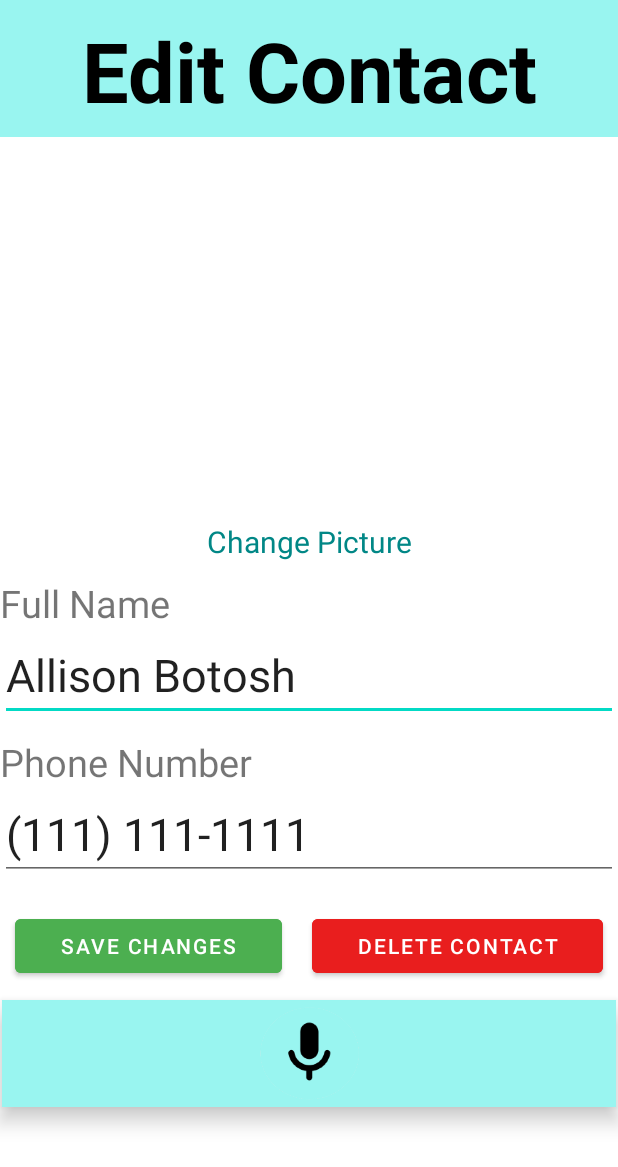
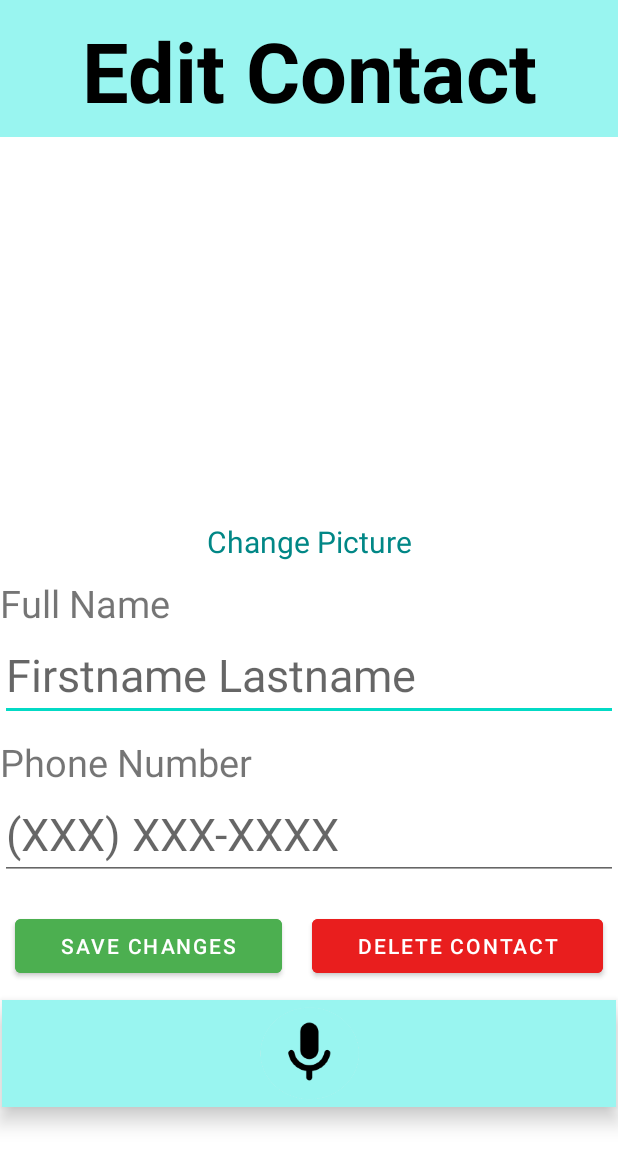
Before and after one commit to AssistGo/assist-go-android, an Android app: the contactCardActivity screen opened directly, with no data from a screen before it, after a tap on "EDIT CONTACT", on a phone screen of 412 x 824 dp. Shown: the top 1167 px of the screen. Run offline under Robolectric (Android 15) with nearby library versions, the phone set to English and light mode, and no system bars; libraries missing offline, so code that uses them is left out: jp.wasabeef.glide; pictures from the network do not load; 7 statements that could not run were skipped.

Commit message:
Set up edit contact

```diff
--- a/app/src/main/java/com/example/assistgoandroid/Contact/contactCardActivity.java
+++ b/app/src/main/java/com/example/assistgoandroid/Contact/contactCardActivity.java
@@ -1,6 +1,5 @@
 package com.example.assistgoandroid.Contact;
 import android.content.Intent;
-import android.nfc.Tag;
 import android.os.Bundle;
 import android.util.Log;
 import android.view.View;
@@ -19,6 +18,8 @@ import jp.wasabeef.glide.transformations.RoundedCornersTransformation;
 
 public class contactCardActivity extends AppCompatActivity {
     String TAG = "ContactCard";
+    final String CONTACT_CARD = "CONTACT_CARD";
+    Contact contact;
     @Override
     protected void onCreate(@Nullable Bundle savedInstanceState) {
         super.onCreate(savedInstanceState);
@@ -28,7 +29,7 @@ public class contactCardActivity extends AppCompatActivity {
         TextView contactName = findViewById(R.id.tvContactName);
         TextView contactPhoneNumber = findViewById(R.id.tvPhoneNumber);
 
-        Contact contact = (Contact) getIntent().getParcelableExtra("CONTACT_CARD");
+        contact = (Contact) getIntent().getParcelableExtra(CONTACT_CARD);
         Log.i(TAG, "Contact is " + contact);
 
         contactName.setText(contact.getName());
@@ -61,6 +62,7 @@ public class contactCardActivity extends AppCompatActivity {
 
     public void onEditContactClick(View view){
         Intent intent = new Intent(this, editContactCardActivity.class);
+        intent.putExtra(CONTACT_CARD, contact);
         this.startActivity(intent);
     }
 }
--- a/app/src/main/java/com/example/assistgoandroid/Contact/editContactCardActivity.java
+++ b/app/src/main/java/com/example/assistgoandroid/Contact/editContactCardActivity.java
@@ -1,16 +1,75 @@
 package com.example.assistgoandroid.Contact;
 
 import android.os.Bundle;
+import android.util.Log;
+import android.view.View;
+import android.widget.EditText;
+import android.widget.ImageView;
+import android.widget.TextView;
 
+import androidx.annotation.NonNull;
 import androidx.annotation.Nullable;
 import androidx.appcompat.app.AppCompatActivity;
 
+import com.bumptech.glide.Glide;
 import com.example.assistgoandroid.R;
 
+import jp.wasabeef.glide.transformations.RoundedCornersTransformation;
+
 public class editContactCardActivity extends AppCompatActivity {
+    String TAG = "EditContact";
+    Contact contact, temp;
     @Override
     protected void onCreate(@Nullable Bundle savedInstanceState) {
         super.onCreate(savedInstanceState);
         setContentView(R.layout.edit_contact_activity);
+
+        ImageView contactProfilePicture = findViewById(R.id.ivContactProfilePicture);
+        EditText contactName = findViewById(R.id.editContactName);
+        EditText contactPhoneNumber = findViewById(R.id.editContactPhoneNumber);
+
+        contact = (Contact) getIntent().getParcelableExtra("CONTACT_CARD");
+        temp = contact;
+
+        Log.i(TAG, contact.toString());
+
+        contactName.setText(contact.getName());
+        contactPhoneNumber.setText(contact.getPhoneNumber());
+
+        Glide.with(this)
+                .load(contact.getContactPicture())
+                .centerCrop()
+                .fitCenter() // scale to fit entire image within ImageView
+                .transform(new RoundedCornersTransformation(500,10))
+                .placeholder(R.drawable.loading_contact)
+                .error(R.drawable.loading_contact)
+                .into(contactProfilePicture);
+    }
+
+    // Ask for permission for gallery
+    public void onChangePictureCall(View view){
+        //todo https://www.youtube.com/watch?v=O6dWwoULFI8
+    }
+
+    // check permission to access gallery
+    private void checkPermission() {
+        //todo
+    }
+
+    @Override
+    public void onRequestPermissionsResult(int requestCode, @NonNull String[] permissions, @NonNull int[] grantResults) {
+        super.onRequestPermissionsResult(requestCode, permissions, grantResults);
+        //todo
+    }
+
+
+    // Apply changes on contact
+    public void onSaveChangesCall(View view) {
+        //todo https://www.youtube.com/watch?v=sW0xia1E7yw&t=777s honestly just use setters on contact that's it
+    }
+
+    // Delete contact
+    public void onDeleteContactCall(View view) {
+        //todo https://www.youtube.com/watch?v=uS7cVb9WBNA
     }
 }
--- a/app/src/main/res/layout/edit_contact_activity.xml
+++ b/app/src/main/res/layout/edit_contact_activity.xml
@@ -32,7 +32,8 @@
         android:textSize="20sp"
         android:layout_margin="10dp"
         android:text="Change Picture"
-        android:textColor="@color/teal_700"/>
+        android:textColor="@color/teal_700"
+        android:onClick="onChangePictureCall"/>
 
     <TextView
         android:id="@+id/textView2"
@@ -49,7 +50,7 @@
         android:ems="10"
         android:inputType="textPersonName"
         android:minHeight="48dp"
-        android:text="Allison Botosh"
+        android:hint="Firstname Lastname"
         android:textSize="30sp"/>
 
     <TextView
@@ -67,7 +68,7 @@
         android:ems="10"
         android:inputType="phone"
         android:minHeight="48dp"
-        android:text="(111) 111-1111"
+        android:hint="(XXX) XXX-XXXX"
         android:textSize="30sp"/>
 
     <LinearLayout
@@ -83,7 +84,8 @@
             android:layout_weight="1"
             android:text="Save Changes"
             android:layout_margin="10dp"
-            android:backgroundTint="@color/green"/>
+            android:backgroundTint="@color/green"
+            android:onClick="onSaveChangesCall"/>
 
         <Button
             android:id="@+id/DeleteContactButton"
@@ -92,7 +94,8 @@
             android:layout_weight="1"
             android:text="Delete Contact"
             android:layout_margin="10dp"
-            android:backgroundTint="@color/red"/>
+            android:backgroundTint="@color/red"
+            android:onClick="onDeleteContactCall"/>
     </LinearLayout>
     <com.google.android.material.bottomnavigation.BottomNavigationView
         android:layout_width="409dp"
```
